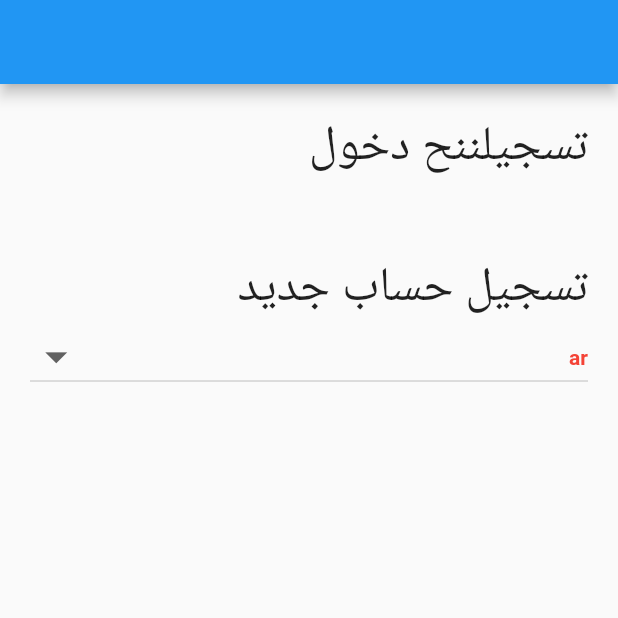
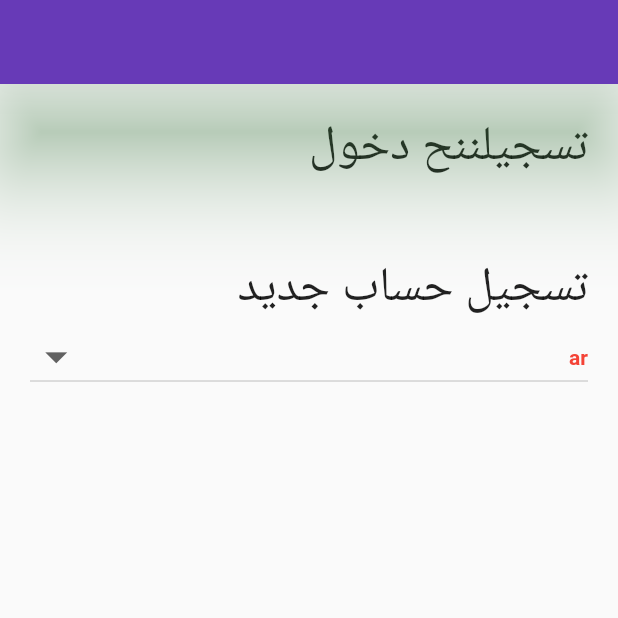
Before and after one commit to mrtolba/features, a Flutter app: the screen it shows after launch, on a phone screen of 412 x 824 dp, the top half of it. Run offline on Flutter 3.47's test engine with Material 2 defaults, Android fonts, the phone set to English and light mode, and no system bars; our stand-ins replace get, get_storage; statements that could not run were skipped.

Commit message:
"theme data"

```diff
--- a/lib/main.dart
+++ b/lib/main.dart
@@ -1,6 +1,7 @@
 import 'package:features/get_state/screens/first_screen.dart';
 import 'package:features/localization/sreen/home_screen.dart';
 import 'package:features/localization/sreen/translations.dart';
+import 'package:features/theme_data/theme/theme_data_light.dart';
 import 'package:flutter/material.dart';
 import 'package:get/get.dart';
 import 'package:get_storage/get_storage.dart';
@@ -20,10 +21,7 @@ class MyApp extends StatelessWidget {
   Widget build(BuildContext context) {
     return GetMaterialApp(
       title: 'Flutter Demo',
-      theme: ThemeData(
-
-        primarySwatch: Colors.blue,
-      ),
+      theme: getThemeDataLight(),
       home: const HomeScreen(),
       translations: Translation(),
       /// start lang @ App run
--- /dev/null
+++ b/lib/theme_data/theme/theme_data_dark.dart
@@ -0,0 +1,6 @@
+import 'package:flutter/material.dart';
+
+ThemeData getThemeDataDark () => ThemeData(
+
+
+);
--- /dev/null
+++ b/lib/theme_data/theme/theme_data_light.dart
@@ -0,0 +1,42 @@
+import 'package:features/theme_data/colors/colors_light.dart';
+import 'package:flutter/material.dart';
+
+ThemeData getThemeDataLight () => ThemeData(
+  primaryColor: ColorsLight.primaryColor,
+  appBarTheme: const AppBarTheme(
+    elevation: 30.0,
+    shadowColor: Colors.green,
+    color: ColorsLight.appBarColor,
+  ),
+  textButtonTheme: TextButtonThemeData(
+    style: ButtonStyle(
+      foregroundColor: MaterialStateProperty.all(
+        ColorsLight.textButtonColor,
+      ),
+    ),
+  ),
+  floatingActionButtonTheme: FloatingActionButtonThemeData(
+    backgroundColor: ColorsLight.floatingActionButtonColor,
+  ),
+  switchTheme: SwitchThemeData(
+    trackColor: MaterialStateProperty.all(ColorsLight.switchTrackColor, ),
+    thumbColor: MaterialStateProperty.all(ColorsLight.switchthumbColor, ),
+  ),
+  textTheme: getTextTheme(),
+  iconTheme: IconThemeData(
+    size: 90.0,
+    color: ColorsLight.iconColor,
+
+
+  ),
+
+);
+
+
+
+TextTheme getTextTheme() => TextTheme(
+  displayLarge: TextStyle(
+    fontSize: 90.0,
+    color: Colors.grey,
+  ),
+);
```
Also changed, not shown: lib/theme_data/colors/colors_light.dart (added, +11 -0 lines), lib/theme_data/screen/theme_data_screen.dart (added, +54 -0 lines).
